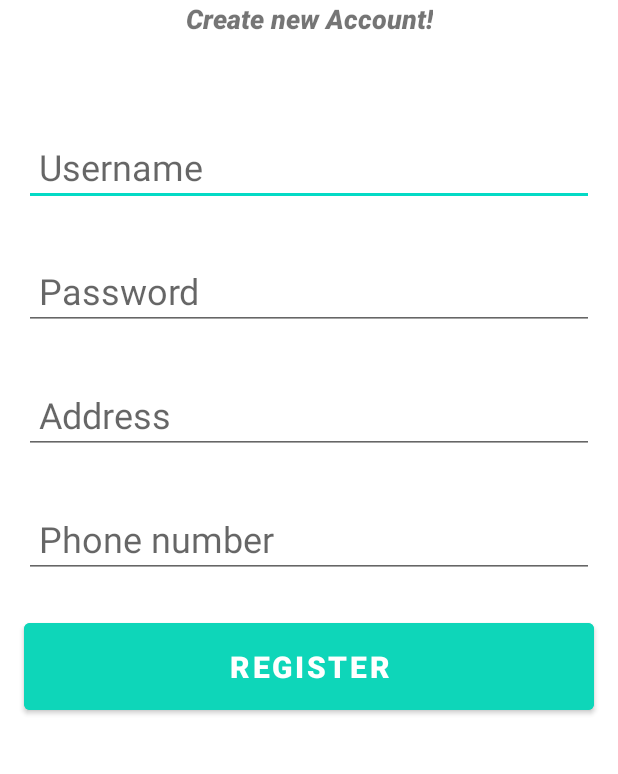
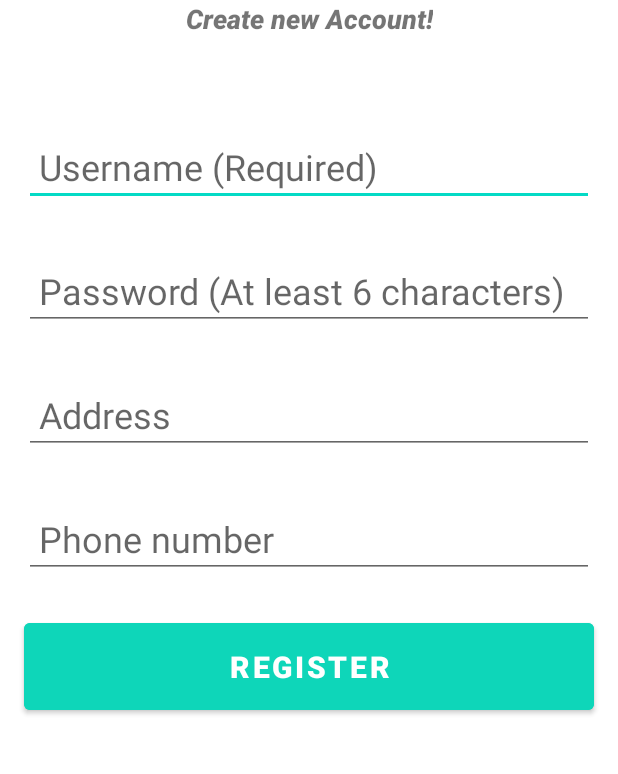
Before and after one commit to Slacknwork/PRM392_Mikky, an Android app: the screen it shows after launch (RegisterActivity), after a tap on "Register", on a phone screen of 412 x 824 dp, the part 280-1054 px from its top. Run offline under Robolectric (Android 15) with nearby library versions, the phone set to English and light mode, and no system bars.

Commit message:
Login and Register (complete)

```diff
--- a/app/src/main/java/com/example/mikky/activities/DrinkListActivity.java
+++ b/app/src/main/java/com/example/mikky/activities/DrinkListActivity.java
@@ -22,7 +22,7 @@ public class DrinkListActivity extends AppCompatActivity {
     @Override
     protected void onCreate(Bundle savedInstanceState) {
         super.onCreate(savedInstanceState);
-
+        setContentView(R.layout.activity_drink_list);
         rcvDrink = findViewById(R.id.rcv_drink);
         drinkAdapter = new DrinkAdapter(this);
 
@@ -36,7 +36,7 @@ public class DrinkListActivity extends AppCompatActivity {
     //GetData API Function//
     private List<Drink> getListDrink() {
         List<Drink> list = new ArrayList<Drink>();
-//        list.add(new Drink(0, "Tra Sua 1", "MT", String.valueOf(R.drawable.ts1), "description", 5.5F));
+        list.add(new Drink(0, "Tra Sua 1", "MT", String.valueOf(R.drawable.ts1), "description", 5.5F));
         return list;
     }
 }
--- a/app/src/main/java/com/example/mikky/activities/MainActivity.java
+++ b/app/src/main/java/com/example/mikky/activities/MainActivity.java
@@ -26,7 +26,7 @@ public class MainActivity extends AppCompatActivity {
     protected void onCreate(Bundle savedInstanceState) {
         super.onCreate(savedInstanceState);
         setContentView(R.layout.activity_main);
-        apiInterface = RetrofitInstance.getRetrofit().create(ApiInterface.class);
+        /*apiInterface = RetrofitInstance.getRetrofit().create(ApiInterface.class);
         apiInterface.getposts().enqueue(new Callback<List<Product>>() {
             @Override
             public void onResponse(Call<List<Product>> call, Response<List<Product>> response) {
@@ -63,6 +63,6 @@ public class MainActivity extends AppCompatActivity {
                 });
             }
 
-        });
+        });*/
     }
 }
--- a/app/src/main/java/com/example/mikky/models/Customer.java
+++ /dev/null
@@ -1,4 +0,0 @@
-package com.example.mikky.models;
-
-public class Customer {
-}
--- a/app/src/main/java/com/example/mikky/services/AccessInterface.java
+++ b/app/src/main/java/com/example/mikky/services/AccessInterface.java
@@ -1,21 +1,22 @@
 package com.example.mikky.services;
 
-import com.example.mikky.models.Admin;
-import com.example.mikky.models.Customer;
+import com.example.mikky.models.User;
 
 import java.util.List;
 
 import retrofit2.Call;
+import retrofit2.http.Body;
+import retrofit2.http.FormUrlEncoded;
 import retrofit2.http.GET;
-import retrofit2.http.Part;
+import retrofit2.http.POST;
 import retrofit2.http.Path;
 import retrofit2.http.Query;
 
 public interface AccessInterface {
-    @GET("Customer/All")
-    Call<List<Customer>> getALLUser();
-    @GET("Customer")
-    Call<Customer> getUser(@Query("username") String username, @Query("password")String password);
-    @GET("Admin")
-    Call<Admin> getAdmin(@Query("username")String username,@Query("password")String password);
+    @GET("User")
+    Call<List<User>> getALLUser();
+    @GET("User/Usrname={username}&Pwd={password}")
+    Call<User> getUser(@Path(value = "username", encoded = true)String username, @Path(value = "password", encoded = true)String password);
+    @POST("User/create")
+    Call<User> createUser(@Body User user);
 }
--- a/app/src/main/res/layout/activity_drink_list.xml
+++ b/app/src/main/res/layout/activity_drink_list.xml
@@ -7,11 +7,11 @@
     tools:context=".activities.DrinkListActivity">
 
     <androidx.recyclerview.widget.RecyclerView
+        android:id="@+id/rcv_drink"
         android:layout_width="match_parent"
         android:layout_height="wrap_content"
-        android:id="@+id/rcv_drink"
-        android:layout_marginBottom="10dp"
-        android:layout_marginStart="10dp"/>
+        android:layout_marginStart="10dp"
+        android:layout_marginBottom="10dp" />
 
 
 </RelativeLayout>
--- a/app/src/main/res/layout/activity_register.xml
+++ b/app/src/main/res/layout/activity_register.xml
@@ -39,7 +39,7 @@
         android:layout_height="wrap_content"
         android:layout_marginTop="60dp"
         android:ems="10"
-        android:hint="Username"
+        android:hint="Username (Required)"
         android:inputType="text"
         android:textSize="24sp"
         android:padding="10dp"
@@ -54,7 +54,7 @@
         android:layout_height="wrap_content"
         android:layout_marginTop="30dp"
         android:ems="10"
-        android:hint="Password"
+        android:hint="Password (At least 6 characters)"
         android:inputType="textPassword"
         android:textSize="24sp"
         android:padding="10dp"
--- /dev/null
+++ b/app/src/main/res/xml/network_security_config.xml
@@ -0,0 +1,6 @@
+<?xml version="1.0" encoding="utf-8"?>
+<network-security-config>
+    <domain-config cleartextTrafficPermitted="True">
+        <domain includeSubdomains="true">10.0.2.2</domain>
+    </domain-config>
+</network-security-config>
```
Also changed, not shown: app/src/main/AndroidManifest.xml (+8 -6 lines), app/src/main/java/com/example/mikky/activities/LoginActivity.java (+18 -22 lines), app/src/main/java/com/example/mikky/activities/RegisterActivity.java (+39 -2 lines), app/src/main/java/com/example/mikky/instances/RetrofitInstance.java (+7 -2 lines), app/src/main/java/com/example/mikky/models/User.java (added, +87 -0 lines).
